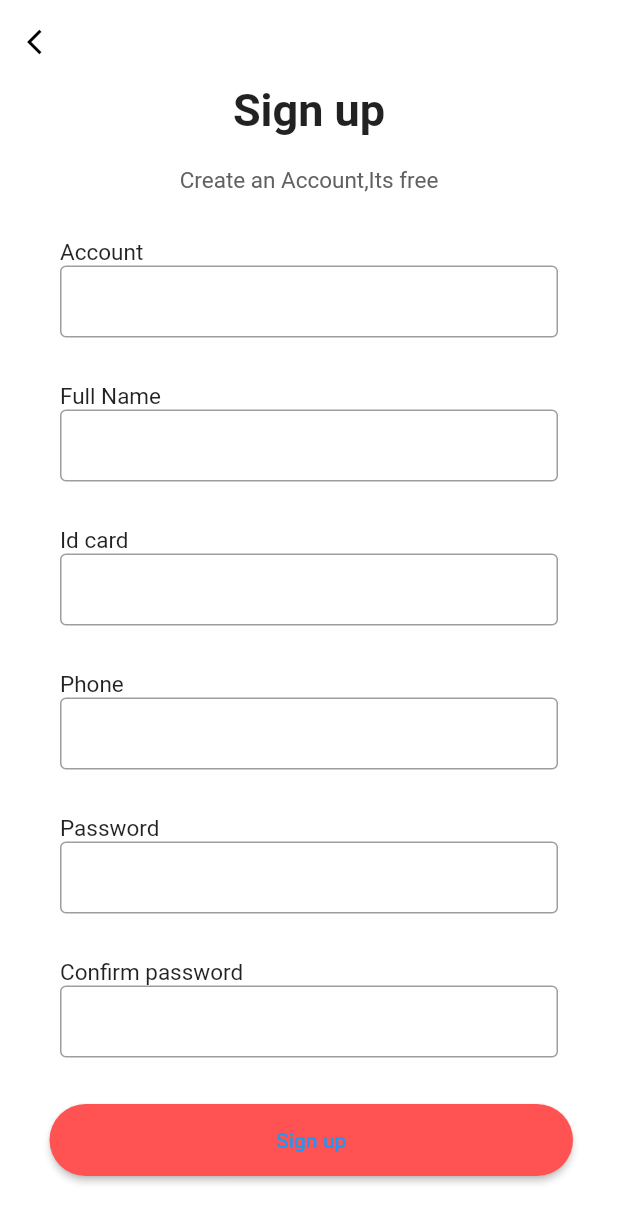
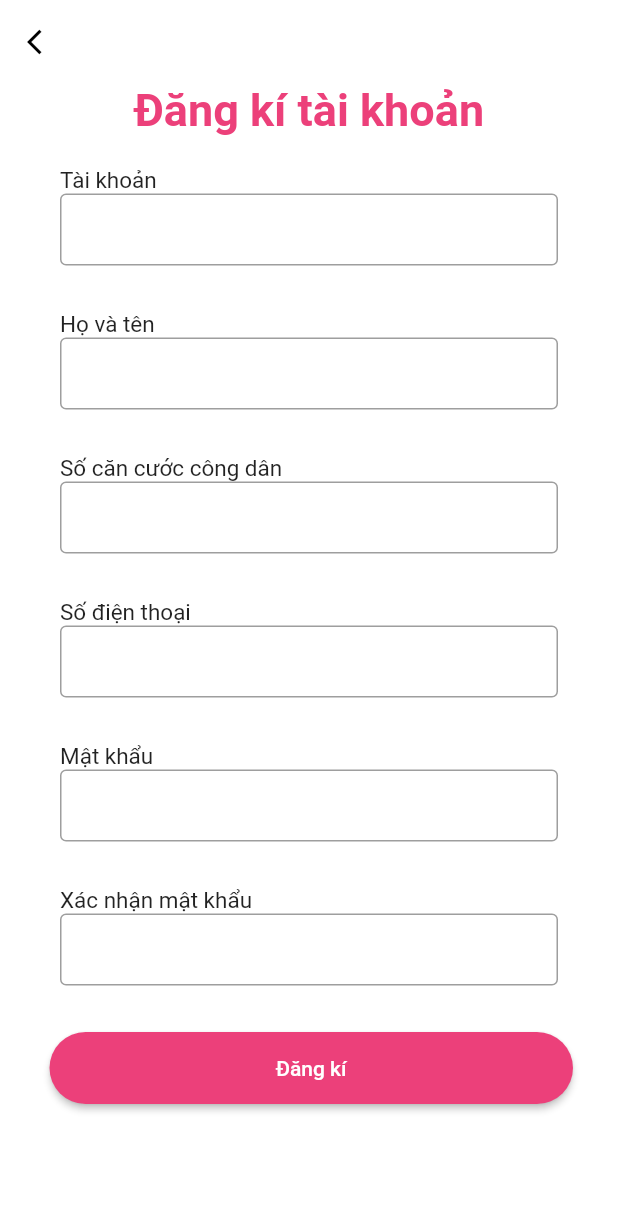
Before and after one commit to Duaww/blood-donate, a Flutter app: the SignUpScreen screen opened directly, on a phone screen of 412 x 824 dp. Shown: the top 1223 px of the screen. Run offline on Flutter 3.47's test engine with Material 2 defaults, Android fonts, the light colour scheme and no system bars; our stand-ins replace dio, firebase_core, firebase_messaging; missing offline and left inert: jwt_decode; accounts and stored records are empty; network calls fail; project files that could hold a hidden picture were left out.

Commit message:
ADD : front-end for mobile

```diff
--- a/mobile/lib/constant/enviroment.dart
+++ b/mobile/lib/constant/enviroment.dart
@@ -1,3 +1,3 @@
 class Enviroment {
-  static String BASE_URL = "http://192.168.1.20:8080";
+  static String BASE_URL = "http://192.168.1.25:8080";
 }
--- a/mobile/lib/login/component/LoginScreen.dart
+++ b/mobile/lib/login/component/LoginScreen.dart
@@ -39,10 +39,10 @@ class _LoginScreen extends State<LoginScreen> {
             Container(
                 alignment: Alignment.center,
                 padding: const EdgeInsets.all(10),
-                child: const Text(
-                  'Login',
+                child: Text(
+                  'Đăng nhập',
                   style: TextStyle(
-                      color: Colors.blue,
+                      color: Colors.pink.shade400,
                       fontWeight: FontWeight.w500,
                       fontSize: 30),
                 )),
@@ -52,34 +52,28 @@ class _LoginScreen extends State<LoginScreen> {
                 controller: nameController,
                 decoration: const InputDecoration(
                   border: OutlineInputBorder(),
-                  labelText: 'User Name',
+                  labelText: 'Tài khoản',
                 ),
               ),
             ),
             Container(
-              padding: const EdgeInsets.fromLTRB(10, 10, 10, 0),
+              padding: const EdgeInsets.fromLTRB(10, 10, 10, 10),
               child: TextField(
                 obscureText: true,
                 controller: passwordController,
                 decoration: const InputDecoration(
                   border: OutlineInputBorder(),
-                  labelText: 'Password',
+                  labelText: 'Mật khẩu',
                 ),
-              ),
-            ),
-            TextButton(
-              onPressed: () {
-                //forgot password screen
-              },
-              child: const Text(
-                'Forgot Password',
               ),
             ),
             Container(
                 height: 50,
                 padding: const EdgeInsets.fromLTRB(10, 0, 10, 0),
                 child: ElevatedButton(
-                  child: const Text('Login'),
+                  style:
+                      ElevatedButton.styleFrom(primary: Colors.pink.shade400),
+                  child: const Text('Đăng nhập'),
                   onPressed: (() => {
                         // print(LoginService.BASE_AUTH_URL),
                         LoginService.login(
@@ -136,11 +130,14 @@ class _LoginScreen extends State<LoginScreen> {
                 )),
             Row(
               children: <Widget>[
-                const Text('Does not have account?'),
+                const Text('Bạn đã có tài khoản chưa ?'),
                 TextButton(
-                  child: const Text(
-                    'Sign up',
-                    style: TextStyle(fontSize: 20),
+                  child: Text(
+                    'Đăng kí',
+                    style: TextStyle(
+                      fontSize: 20,
+                      color: Colors.pink.shade400,
+                    ),
                   ),
                   onPressed: () {
                     Navigator.push(
--- a/mobile/lib/main.dart
+++ b/mobile/lib/main.dart
@@ -46,17 +46,13 @@ void main() async {
 }
 
 Future<void> _firebaseMessagingBackgroundHandler(RemoteMessage message) async {
-  // If you're going to use other Firebase services in the background, such as Firestore,
-  // make sure you call `initializeApp` before using other Firebase services.
   await Firebase.initializeApp();
-
-  print("Handling a background message: ${message.messageId}");
 }
 
 class MyApp extends StatelessWidget {
   const MyApp({Key? key}) : super(key: key);
 
-  static const String _title = 'Blood Donate App';
+  static const String _title = 'Ứng dụng hỗ trợ hiến máu';
 
   @override
   Widget build(BuildContext context) {
@@ -66,7 +62,10 @@ class MyApp extends StatelessWidget {
       title: _title,
       home: Scaffold(
         resizeToAvoidBottomInset: true,
-        appBar: AppBar(title: const Text(_title)),
+        appBar: AppBar(
+          title: const Text(_title),
+          backgroundColor: Colors.pink.shade400,
+        ),
         body: LoginScreen(),
       ),
     );
--- a/mobile/lib/sign_up/component/SignUpScreen.dart
+++ b/mobile/lib/sign_up/component/SignUpScreen.dart
@@ -49,26 +49,17 @@ class _SignUpScreen extends State<SignUpScreen> {
                     Column(
                       mainAxisAlignment: MainAxisAlignment.spaceEvenly,
                       children: [
-                        const Text(
-                          "Sign up",
+                        Text(
+                          "Đăng kí tài khoản",
                           style: TextStyle(
                             fontSize: 30,
                             fontWeight: FontWeight.bold,
+                            color: Colors.pink.shade400,
                           ),
                         ),
                         const SizedBox(
                           height: 20,
                         ),
-                        Text(
-                          "Create an Account,Its free",
-                          style: TextStyle(
-                            fontSize: 15,
-                            color: Colors.grey[700],
-                          ),
-                        ),
-                        const SizedBox(
-                          height: 30,
-                        )
                       ],
                     ),
                     Padding(
@@ -76,22 +67,23 @@ class _SignUpScreen extends State<SignUpScreen> {
                       child: Column(
                         children: [
                           makeInput(
-                              label: "Account",
+                              label: "Tài khoản",
                               textController: usernameController),
                           makeInput(
-                              label: "Full Name",
+                              label: "Họ và tên",
                               textController: fullnameController),
                           makeInput(
-                              label: "Id card",
+                              label: "Số căn cước công dân",
                               textController: idCardController),
                           makeInput(
-                              label: "Phone", textController: phoneController),
+                              label: "Số điện thoại",
+                              textController: phoneController),
                           makeInput(
-                              label: "Password",
+                              label: "Mật khẩu",
                               textController: passwordController,
                               obsureText: true),
                           makeInput(
-                              label: "Confirm password",
+                              label: "Xác nhận mật khẩu",
                               textController: confirmPasswordController,
                               obsureText: true)
                         ],
@@ -105,7 +97,7 @@ class _SignUpScreen extends State<SignUpScreen> {
                           minWidth: double.infinity,
                           height: 30,
                           onPressed: () {},
-                          color: Colors.redAccent,
+                          color: Colors.pink.shade400,
                           shape: RoundedRectangleBorder(
                               borderRadius: BorderRadius.circular(40)),
                           child: TextButton(
@@ -113,7 +105,10 @@ class _SignUpScreen extends State<SignUpScreen> {
                               register(context);
                             },
                             child: const Text(
-                              'Sign up',
+                              'Đăng kí',
+                              style: TextStyle(
+                                color: Colors.white,
+                              ),
                             ),
                           ),
                         ),
```
Also changed, not shown: mobile/lib/profile/component/ProfileScreen.dart (+140 -17 lines).
